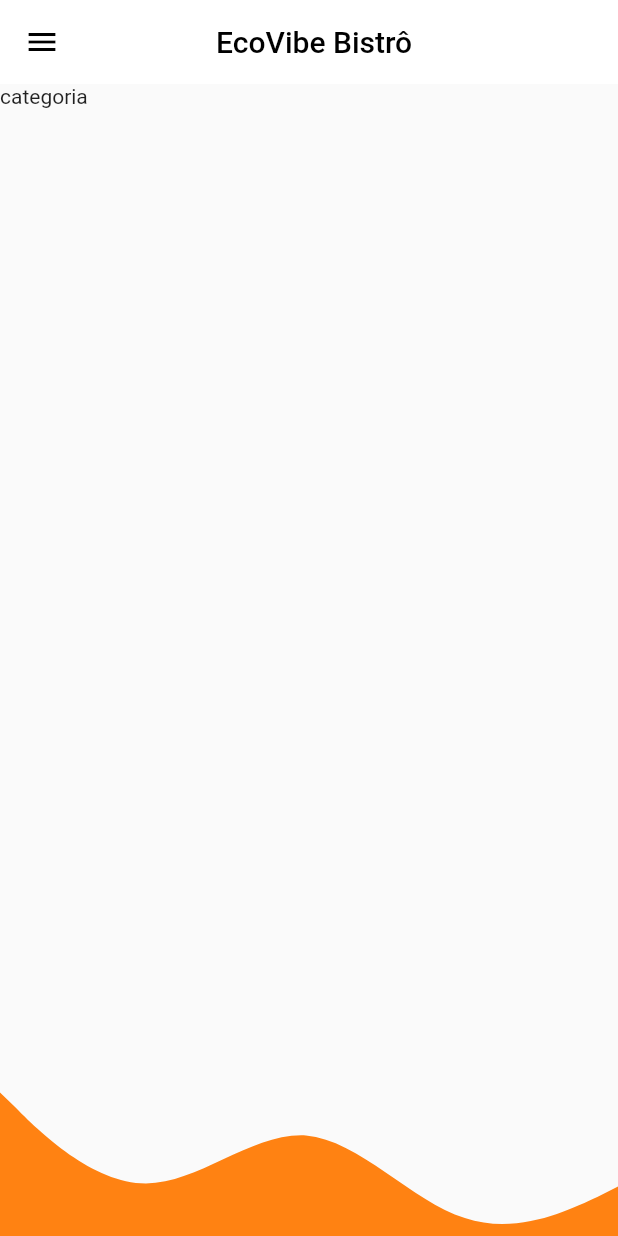
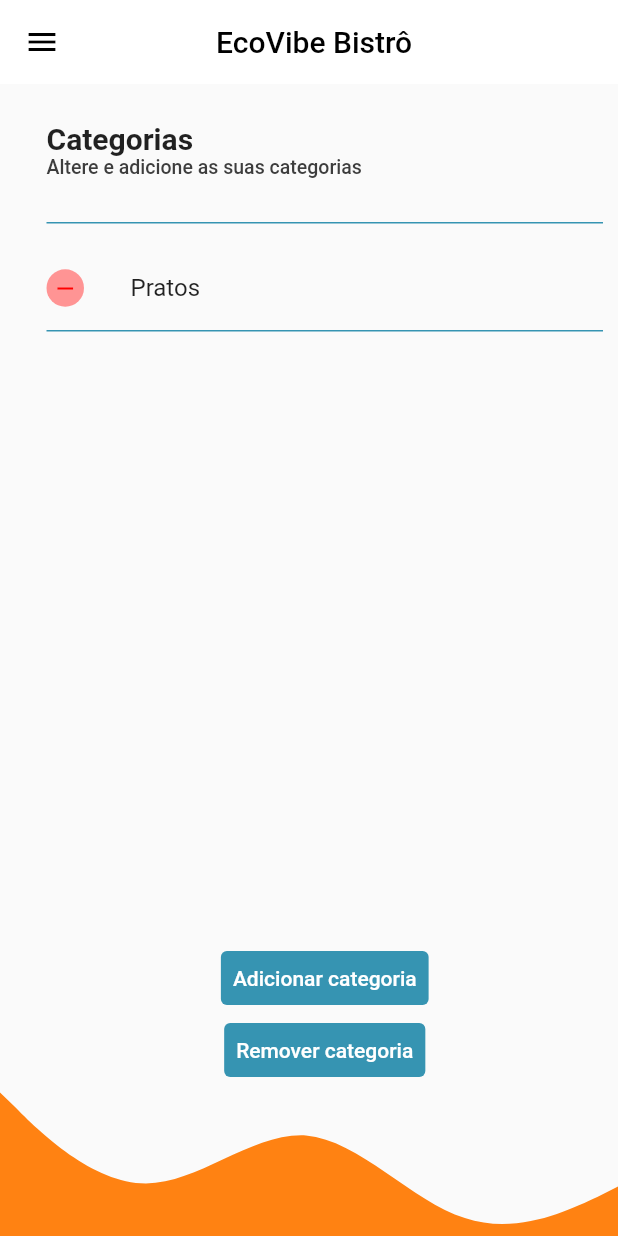
Before and after one commit to Reactweb23/e_pedidos, a Flutter app: the CategoryPage screen opened by its route, on a phone screen of 412 x 824 dp. Run offline on Flutter 3.47's test engine with Material 2 defaults, Android fonts, the phone set to English and light mode, and no system bars; our stand-ins replace flutter_svg.

Commit message:
feat: page category done

```diff
--- a/lib/pages/category_page.dart
+++ b/lib/pages/category_page.dart
@@ -1,3 +1,5 @@
+import 'package:e_pedidos_front/shared/widgets/custom_button.dart';
+import 'package:e_pedidos_front/shared/widgets/custom_icon_button.dart';
 import 'package:e_pedidos_front/shared/widgets/custom_layout.dart';
 import 'package:flutter/material.dart';
 
@@ -11,10 +13,69 @@ class CategoryPage extends StatefulWidget {
 class _CategoryPageState extends State<CategoryPage> {
   @override
   Widget build(BuildContext context) {
-    return const CustomLayout(
-      child: Scaffold(
-        body: Text('categoria'),
-      )
-      );
+    return CustomLayout(
+        child: Scaffold(
+      body: Padding(
+        padding: const EdgeInsets.fromLTRB(31, 25, 10, 100),
+        child: Column(
+          crossAxisAlignment: CrossAxisAlignment.start,
+          children: [
+            const Text(
+              'Categorias',
+              style: TextStyle(fontSize: 20, fontWeight: FontWeight.w600),
+            ),
+            const Text('Altere e adicione as suas categorias',
+                style: TextStyle(
+                    fontSize: 13,
+                    color: Color.fromRGBO(61, 61, 61, 1),
+                    fontWeight: FontWeight.w500)),
+            const SizedBox(
+              height: 29,
+            ),
+            Container(
+              width: MediaQuery.of(context).size.width,
+              height: 1,
+              decoration:
+                  const BoxDecoration(color: Color.fromRGBO(54, 148, 178, 1)),
+            ),
+            const SizedBox(
+              height: 15,
+            ),
+            Expanded(
+                child: ListView(
+              children: [
+                ListTile(
+                    leading: CustomIconButton(
+                        icon: Icons.remove,
+                        backgroundColor: const Color.fromRGBO(255, 148, 148, 1),
+                        iconColor: const Color.fromRGBO(255, 0, 0, 1),
+                        onTap: () {}),
+                    title: const Text('Pratos'),
+                    contentPadding: const EdgeInsets.only(bottom: 0)),
+                Container(
+                  width: MediaQuery.of(context).size.width,
+                  height: 1,
+                  decoration: const BoxDecoration(
+                      color: Color.fromRGBO(54, 148, 178, 1)),
+                ),
+              ],
+            )),
+            Center(
+                child: Column(
+              children: [
+                CustomButton(
+                    text: 'Adicionar categoria',
+                    backgroundColor: const Color.fromRGBO(54, 148, 178, 1),
+                    onPressed: () {}),
+                CustomButton(
+                    text: 'Remover categoria',
+                    backgroundColor: const Color.fromRGBO(54, 148, 178, 1),
+                    onPressed: () {})
+              ],
+            ))
+          ],
+        ),
+      ),
+    ));
   }
 }
```
